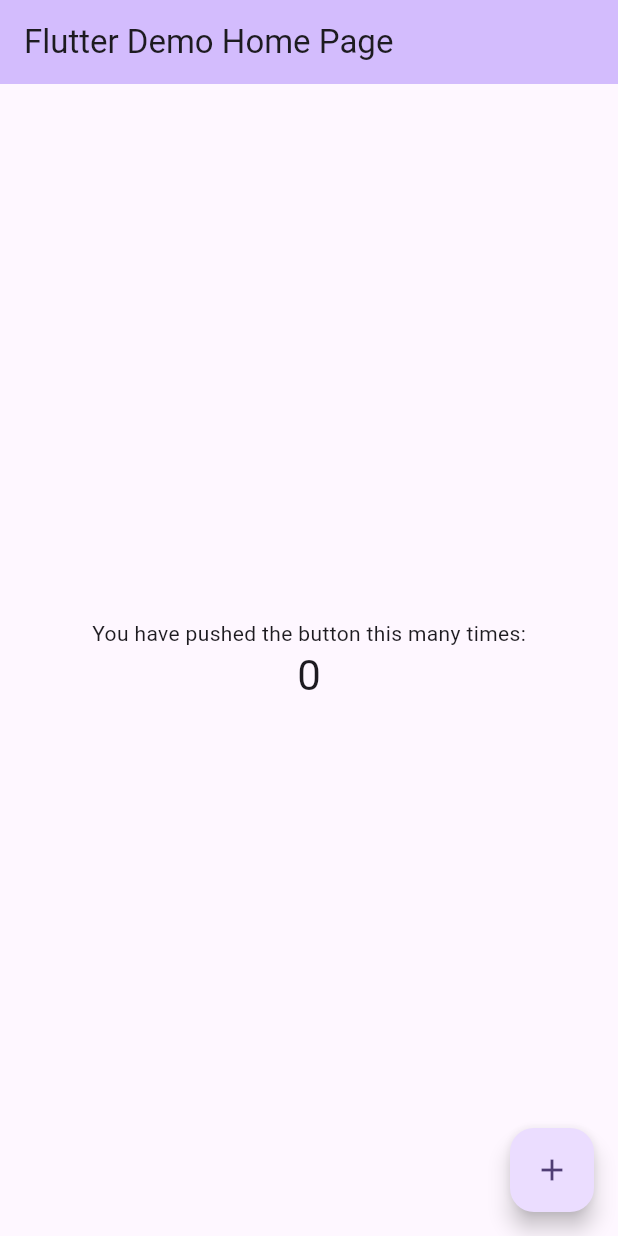
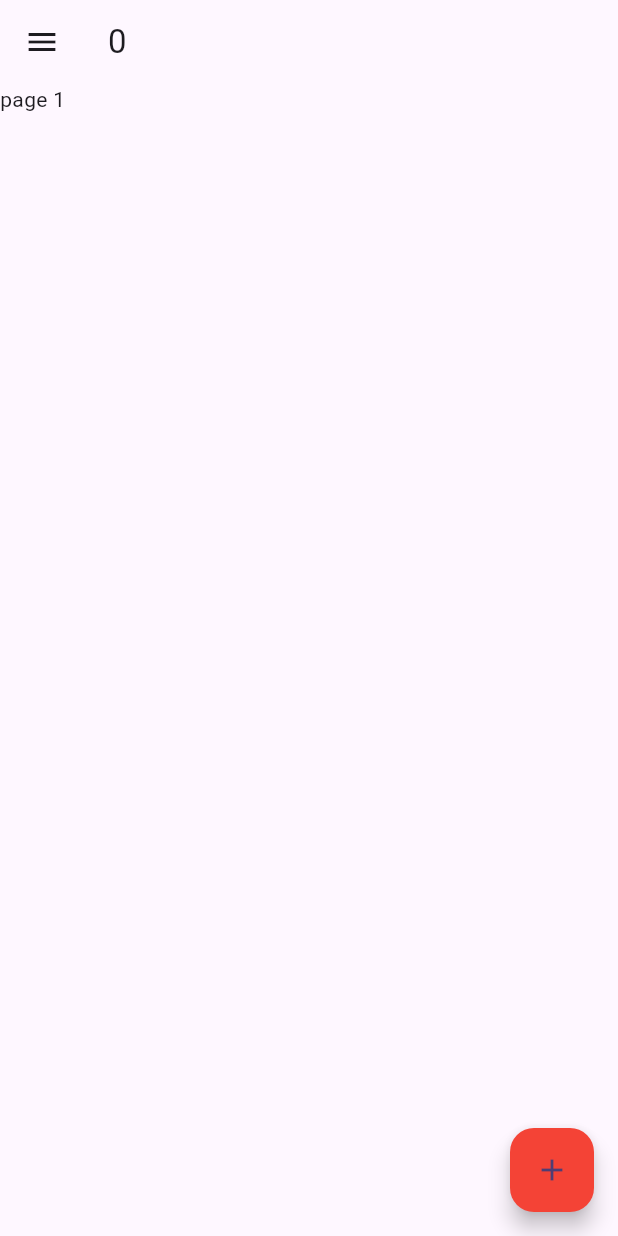
Before and after one commit to qlavent/football_stats, a Flutter app: the screen it shows after launch, on a phone screen of 412 x 824 dp. Run offline on Flutter 3.47's test engine with Material 2 defaults, Android fonts, the light colour scheme and no system bars.

Commit message:
setup burger menu

```diff
--- /dev/null
+++ b/football_tracker/lib/games/games.dart
@@ -0,0 +1,25 @@
+import 'package:flutter/material.dart';
+
+class GamesPage extends StatefulWidget {
+  const GamesPage({super.key});
+
+  @override
+  State<GamesPage> createState() => _GamesPageState();
+}
+
+class _GamesPageState extends State<GamesPage> {
+  @override
+  Widget build(BuildContext context) {
+    return Scaffold(
+      body: const Text("page 1"),
+      floatingActionButton: FloatingActionButton(
+          backgroundColor: Colors.red,
+          onPressed: () {
+            Navigator.push(
+                context, MaterialPageRoute(builder: (context) => const Placeholder()));
+          },
+          child: const Icon(Icons.add),
+        ),
+    );
+  }
+}
--- a/football_tracker/lib/main.dart
+++ b/football_tracker/lib/main.dart
@@ -1,4 +1,7 @@
+//import 'package:cloud_firestore/cloud_firestore.dart';
 import 'package:flutter/material.dart';
+import 'package:football_tracker/games/games.dart';
+import 'package:football_tracker/stats/stats.dart';
 
 void main() {
   runApp(const MyApp());
@@ -36,6 +39,41 @@
   }
 }
 
+class MyAppState extends ChangeNotifier {
+  static MyAppState? appStateInstance;
+
+  final List<List<dynamic>> players = [
+    ['John', 5, 12, 17],
+    ['Emily', 8, 14, 3],
+    ['Michael', 10, 9, 18],
+    ['Emma', 2, 7, 16],
+    ['Daniel', 15, 4, 1],
+    ['Olivia', 11, 19, 6],
+  ];
+
+  MyAppState() {
+    appStateInstance ??= this;
+  }
+
+  static void delete() {
+    appStateInstance = null;
+  }
+
+  static MyAppState? getInstance() {
+    return appStateInstance;
+  }
+
+  List<List<dynamic>> getPlayers(){
+    return players;
+  }
+
+  void addPlayer(String name, int goals, int games, int corners){
+    List<dynamic> toAdd = <dynamic>[name,0,0,0];
+    players.add(toAdd);
+    notifyListeners();
+  }
+}
+
 class MyHomePage extends StatefulWidget {
   const MyHomePage({super.key, required this.title});
 
@@ -55,71 +93,62 @@
 }
 
 class _MyHomePageState extends State<MyHomePage> {
-  int _counter = 0;
-
-  void _incrementCounter() {
-    setState(() {
-      // This call to setState tells the Flutter framework that something has
-      // changed in this State, which causes it to rerun the build method below
-      // so that the display can reflect the updated values. If we changed
-      // _counter without calling setState(), then the build method would not be
-      // called again, and so nothing would appear to happen.
-      _counter++;
-    });
-  }
-
+  int selectedPage = 0;
+  var appstate = MyAppState();
   @override
   Widget build(BuildContext context) {
-    // This method is rerun every time setState is called, for instance as done
-    // by the _incrementCounter method above.
-    //
-    // The Flutter framework has been optimized to make rerunning build methods
-    // fast, so that you can just rebuild anything that needs updating rather
-    // than having to individually change instances of widgets.
+    Widget page = const Placeholder();
+    if(selectedPage == 0){
+      page = const GamesPage();
+    }else{
+      page = const StatsPage();
+    }
     return Scaffold(
-      appBar: AppBar(
-        // TRY THIS: Try changing the color here to a specific color (to
-        // Colors.amber, perhaps?) and trigger a hot reload to see the AppBar
-        // change color while the other colors stay the same.
-        backgroundColor: Theme.of(context).colorScheme.inversePrimary,
-        // Here we take the value from the MyHomePage object that was created by
-        // the App.build method, and use it to set our appbar title.
-        title: Text(widget.title),
+      appBar: AppBar(title: Text("$selectedPage")),
+      body: Center(
+        child: page,
       ),
-      body: Center(
-        // Center is a layout widget. It takes a single child and positions it
-        // in the middle of the parent.
-        child: Column(
-          // Column is also a layout widget. It takes a list of children and
-          // arranges them vertically. By default, it sizes itself to fit its
-          // children horizontally, and tries to be as tall as its parent.
-          //
-          // Column has various properties to control how it sizes itself and
-          // how it positions its children. Here we use mainAxisAlignment to
-          // center the children vertically; the main axis here is the vertical
-          // axis because Columns are vertical (the cross axis would be
-          // horizontal).
-          //
-          // TRY THIS: Invoke "debug painting" (choose the "Toggle Debug Paint"
-          // action in the IDE, or press "p" in the console), to see the
-          // wireframe for each widget.
-          mainAxisAlignment: MainAxisAlignment.center,
-          children: <Widget>[
-            const Text(
-              'You have pushed the button this many times:',
+      drawer: Drawer(
+        // Add a ListView to the drawer. This ensures the user can scroll
+        // through the options in the drawer if there isn't enough vertical
+        // space to fit everything.
+        child: ListView(
+          // Important: Remove any padding from the ListView.
+          padding: EdgeInsets.zero,
+          children: [
+            const DrawerHeader(
+              decoration: BoxDecoration(
+                color: Colors.blue,
+              ),
+              child: Text('Drawer Header'),
             ),
-            Text(
-              '$_counter',
-              style: Theme.of(context).textTheme.headlineMedium,
+            ListTile(
+              title: const Text('Wedstrijden'),
+              onTap: () {
+                // Update the state of the app
+                selectedPage = 0;
+                // Then close the drawer
+                Navigator.pop(context);
+                setState(() {
+
+                });
+              },
+            ),
+            ListTile(
+              title: const Text('Stats'),
+              onTap: () {
+                // Update the state of the app
+                selectedPage = 1;
+                // Then close the drawer
+                Navigator.pop(context);
+                setState(() {
+
+                });
+              },
             ),
           ],
         ),
       ),
-      floatingActionButton: FloatingActionButton(
-        onPressed: _incrementCounter,
-        tooltip: 'Increment',
-        child: const Icon(Icons.add),
-      ), // This trailing comma makes auto-formatting nicer for build methods.
     );
   }
 }
--- a/football_tracker/pubspec.yaml
+++ b/football_tracker/pubspec.yaml
@@ -35,6 +35,7 @@ dependencies:
   # The following adds the Cupertino Icons font to your application.
   # Use with the CupertinoIcons class for iOS style icons.
   cupertino_icons: ^1.0.2
+
 
 dev_dependencies:
   flutter_test:
```
Also changed, not shown: football_tracker/lib/stats/add_player.dart (added, +122 -0 lines), football_tracker/lib/stats/stats.dart (added, +87 -0 lines).
